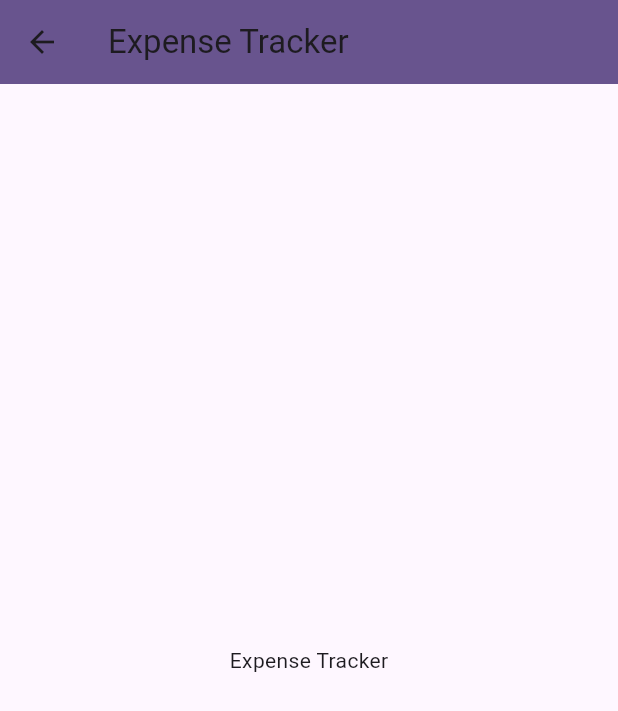
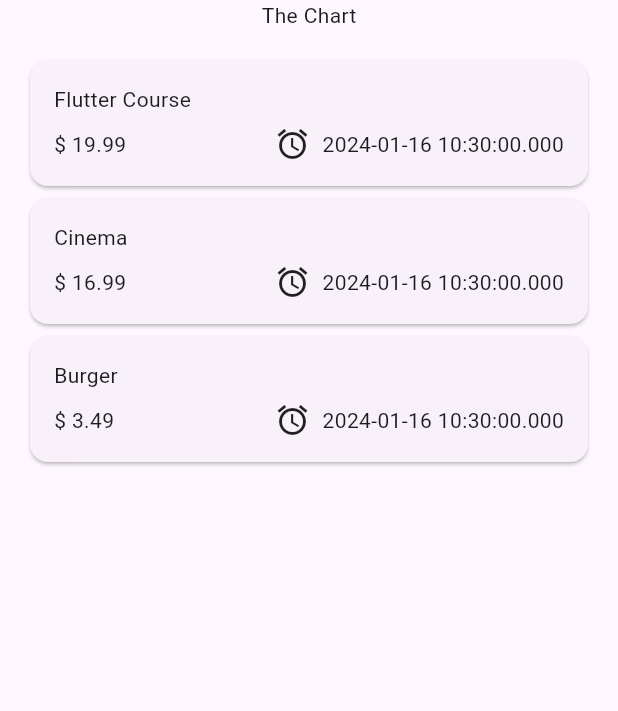
Before and after one commit to iamraajkanchan/basic_flutter_demo, a Flutter app: the screen it shows after launch, after a tap on "Expense Tracker", on a phone screen of 412 x 824 dp. Shown: the top 711 px of the screen. Run offline on Flutter 3.47's test engine with Material 3 defaults, Android fonts, the phone set to English and light mode, and no system bars; our stand-ins replace bloc, connectivity_plus, email_validator, flutter_bloc, image_picker, video_player; project files that could hold a hidden picture were left out.

Commit message:
Expense Item is added in the project.

```diff
--- /dev/null
+++ b/lib/views/expense_tracker/expenses.dart
@@ -0,0 +1,43 @@
+import 'package:basic_flutter_demo/views/expense_tracker/widgets/expense_list.dart';
+import 'package:flutter/material.dart';
+
+import 'models/expense.dart';
+
+class Expenses extends StatefulWidget {
+  const Expenses({super.key});
+
+  @override
+  State<Expenses> createState() => _ExpensesState();
+}
+
+class _ExpensesState extends State<Expenses> {
+  final List<Expense> _registeredExpenses = [
+    Expense(
+        title: "Flutter Course",
+        amount: 19.99,
+        date: DateTime.now(),
+        category: Category.learn),
+    Expense(
+        title: "Cinema",
+        amount: 16.99,
+        date: DateTime.now(),
+        category: Category.leisure),
+    Expense(
+        title: "Burger",
+        amount: 3.49,
+        date: DateTime.now(),
+        category: Category.food),
+  ];
+
+  @override
+  Widget build(BuildContext context) {
+    return Scaffold(
+      body: Column(
+        children: [
+          const Text("The Chart"),
+          Expanded(child: ExpenseList(expenses: _registeredExpenses))
+        ],
+      ),
+    );
+  }
+}
--- /dev/null
+++ b/lib/views/expense_tracker/models/expense.dart
@@ -0,0 +1,20 @@
+import 'package:uuid/uuid.dart';
+
+const uuid = Uuid();
+
+class Expense {
+  final String id;
+  final String title;
+  final double amount;
+  final DateTime date;
+  final Category category;
+
+  Expense(
+      {required this.title,
+      required this.amount,
+      required this.date,
+      required this.category})
+      : id = uuid.v4();
+}
+
+enum Category { leisure, food, travel, work, learn }
--- /dev/null
+++ b/lib/views/expense_tracker/widgets/expense_item.dart
@@ -0,0 +1,45 @@
+import 'package:flutter/cupertino.dart';
+import 'package:flutter/material.dart';
+
+import '../models/expense.dart';
+
+class ExpenseItem extends StatefulWidget {
+  final Expense expense;
+
+  const ExpenseItem({super.key, required this.expense});
+
+  @override
+  State<StatefulWidget> createState() => _ExpenseItemState();
+}
+
+class _ExpenseItemState extends State<ExpenseItem> {
+  @override
+  Widget build(BuildContext context) {
+    return Card(
+      child: Padding(
+        padding: const EdgeInsets.all(16.0),
+        child: Column(
+          children: [
+            Row(
+              children: [Text(widget.expense.title)],
+            ),
+            const SizedBox(height: 8),
+            Row(
+              children: [
+                Text("\$ ${widget.expense.amount.toStringAsFixed(2)}"),
+                const Spacer(),
+                Row(
+                  children: [
+                    const Icon(Icons.alarm),
+                    const SizedBox(width: 8),
+                    Text(widget.expense.date.toString())
+                  ],
+                )
+              ],
+            ),
+          ],
+        ),
+      ),
+    );
+  }
+}
--- /dev/null
+++ b/lib/views/expense_tracker/widgets/expense_list.dart
@@ -0,0 +1,18 @@
+import 'package:basic_flutter_demo/views/expense_tracker/widgets/expense_item.dart';
+import 'package:flutter/cupertino.dart';
+
+import '../models/expense.dart';
+
+class ExpenseList extends StatelessWidget {
+  final List<Expense> expenses;
+
+  const ExpenseList({super.key, required this.expenses});
+
+  @override
+  Widget build(BuildContext context) {
+    return ListView.builder(
+        padding: const EdgeInsets.all(16.0),
+        itemCount: expenses.length,
+        itemBuilder: (context, index) => ExpenseItem(expense: expenses[index]));
+  }
+}
--- a/lib/views/menu.dart
+++ b/lib/views/menu.dart
@@ -1,7 +1,8 @@
 import 'package:basic_flutter_demo/views/album_fetcher.dart';
 import 'package:basic_flutter_demo/views/albums_fetcher.dart';
 import 'package:basic_flutter_demo/views/bloc_demo.dart';
-import 'package:basic_flutter_demo/views/expense_tracker/expense_tracker_home.dart';
+import 'package:basic_flutter_demo/views/expense_tracker/widgets/expense_tracker_home.dart';
+import 'package:basic_flutter_demo/views/expense_tracker/expenses.dart';
 import 'package:basic_flutter_demo/views/image_picker.dart';
 import 'package:basic_flutter_demo/views/material_app.dart';
 import 'package:basic_flutter_demo/views/provider_demo.dart';
@@ -68,9 +69,8 @@ class Menu extends StatelessWidget {
     }
 
     void onExpenseTrackerClick() {
-      Navigator.of(context).push(MaterialPageRoute(
-          builder: (context) =>
-              const ExpenseTrackerHome(pageTitle: "Expense Tracker")));
+      Navigator.of(context)
+          .push(MaterialPageRoute(builder: (context) => const Expenses()));
     }
 
     return Scaffold(
--- a/pubspec.yaml
+++ b/pubspec.yaml
@@ -43,6 +43,7 @@ dependencies:
   flutter_bloc: ^8.1.3
   connectivity_plus: ^5.0.2
   email_validator: ^2.1.17
+  uuid: ^4.3.3
 
 dev_dependencies:
   flutter_test:
```
Also changed, not shown: lib/views/expense_tracker/widgets/expense_tracker_home.dart (renamed from lib/views/expense_tracker/expense_tracker_home.dart), pubspec.lock.
